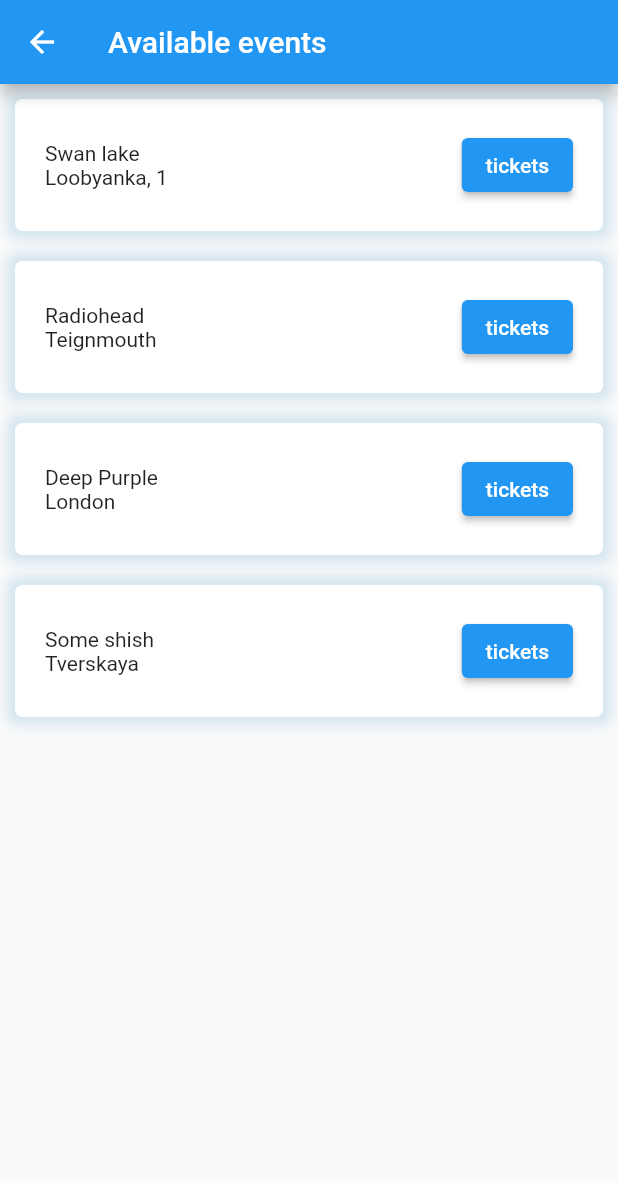
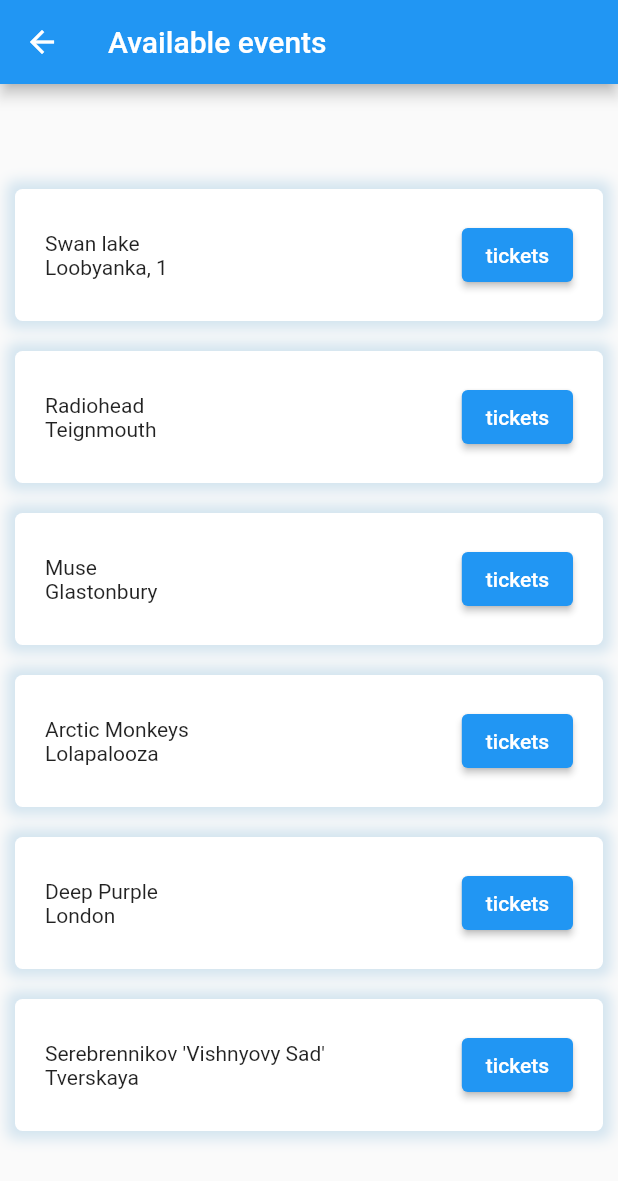
Before and after one commit to tickets-dao/mobile, a Flutter app: the EventsListScreen screen opened directly, on a phone screen of 412 x 824 dp. Shown: the top 1181 px of the screen. Run offline on Flutter 3.47's test engine with Material 2 defaults, Android fonts, the phone set to English and light mode, and no system bars; our stand-ins replace qr_flutter; missing offline and left inert: cryptography, dart:ffi, flutter_barcode_scanner.

Commit message:
scrolling events listing screen

```diff
--- a/lib/backend_service/mock_implementations/dao_service.impl.dart
+++ b/lib/backend_service/mock_implementations/dao_service.impl.dart
@@ -27,8 +27,11 @@
       () => [
             Event(DateTime.now(), "Loobyanka, 1", "Swan lake", ""),
             Event(DateTime.now(), "Teignmouth", "Radiohead", ""),
+            Event(DateTime.now(), "Glastonbury", "Muse", ""),
+            Event(DateTime.now(), "Lolapalooza", "Arctic Monkeys", ""),
             Event(DateTime.now(), "London", "Deep Purple", ""),
-            Event(DateTime.now(), "Tverskaya", "Some shish", ""),
+            Event(DateTime.now(), "Tverskaya", "Serebrennikov 'Vishnyovy Sad'",
+                ""),
           ]);
 
   @override
--- a/lib/screens/customer/event_list.dart
+++ b/lib/screens/customer/event_list.dart
@@ -30,6 +30,7 @@
         appBar: AppBar(title: const Text('Available events')),
         body: Container(
           alignment: Alignment.center,
+          child: SingleChildScrollView(
             child: Flex(
                 direction: Axis.vertical,
                 mainAxisAlignment: MainAxisAlignment.start,
@@ -41,6 +42,7 @@
                         child: EventCard(event, true));
                   })
                 ]),
+          ),
         ));
   }
 }
```
Lines whose indentation alone changed are shown as unchanged.
